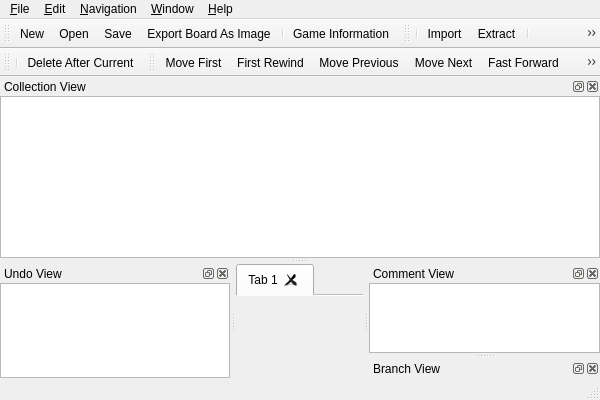
Qt form branches/2.0.0/mainwindow.ui (nullx002/mugo) before a commit.
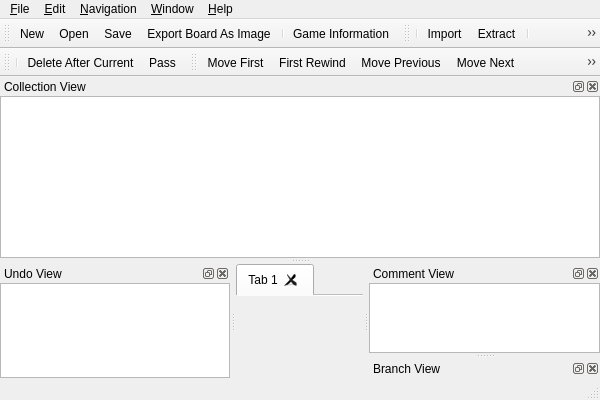
The same form after that commit. Icons and pictures are not drawn.

Diff of the .ui file:
```diff
--- a/branches/2.0.0/mainwindow.ui
+++ b/branches/2.0.0/mainwindow.ui
@@ -252,6 +252,7 @@
    </attribute>
    <addaction name="separator"/>
    <addaction name="actionDeleteAfterCurrent"/>
+   <addaction name="actionPass"/>
   </widget>
   <widget class="QToolBar" name="navigationToolBar">
    <property name="windowTitle">
@@ -771,6 +772,15 @@
     <string>Ctrl+Del</string>
    </property>
   </action>
+  <action name="actionPass">
+   <property name="icon">
+    <iconset resource="mugo.qrc">
+     <normaloff>:/res/pass.png</normaloff>:/res/pass.png</iconset>
+   </property>
+   <property name="text">
+    <string>Pass</string>
+   </property>
+  </action>
   <action name="actionNavigationMoveFirst">
    <property name="icon">
     <iconset resource="mugo.qrc">
```
Left out of the diff: 1 changed line with no effect on the pictures.
